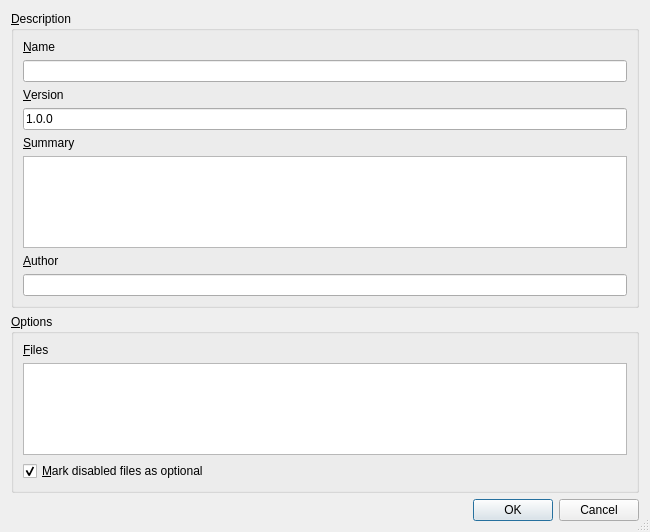
The window that launcher/ui/dialogs/ExportPackDialog.ui (FreesmTeam/FreesmLauncher) describes before a commit, drawn with Qt 5.
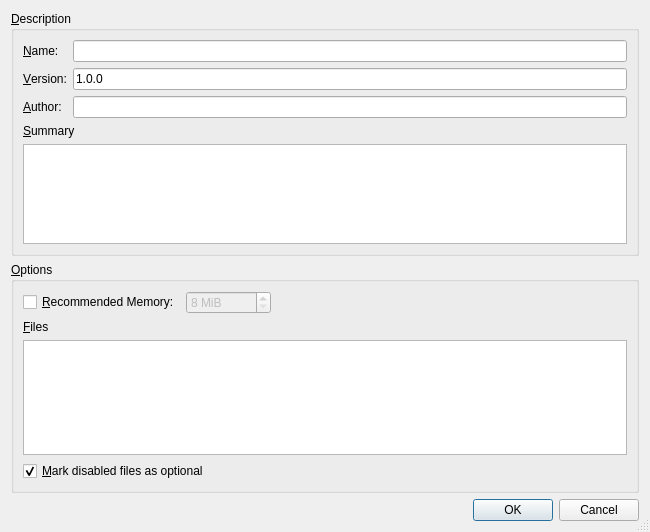
The same window after the commit.

Commit message: Tweak pack export UI – add recommended RAM

Diff of the .ui file:
```diff
--- a/launcher/ui/dialogs/ExportPackDialog.ui
+++ b/launcher/ui/dialogs/ExportPackDialog.ui
@@ -19,37 +19,57 @@
      <property name="title">
       <string>&amp;Description</string>
      </property>
-     <layout class="QVBoxLayout" name="verticalLayout_3">
+     <layout class="QVBoxLayout" name="verticalLayout">
       <item>
+       <layout class="QFormLayout" name="formLayout">
+        <property name="labelAlignment">
+         <set>Qt::AlignLeading|Qt::AlignLeft|Qt::AlignVCenter</set>
+        </property>
+        <item row="0" column="0">
        <widget class="QLabel" name="nameLabel">
         <property name="text">
-         <string>&amp;Name</string>
+           <string>&amp;Name:</string>
         </property>
         <property name="buddy">
          <cstring>name</cstring>
         </property>
        </widget>
       </item>
-      <item>
+        <item row="0" column="1">
        <widget class="QLineEdit" name="name"/>
       </item>
-      <item>
+        <item row="1" column="0">
        <widget class="QLabel" name="versionLabel">
         <property name="text">
-         <string>&amp;Version</string>
+           <string>&amp;Version:</string>
         </property>
         <property name="buddy">
          <cstring>version</cstring>
         </property>
        </widget>
       </item>
-      <item>
+        <item row="1" column="1">
        <widget class="QLineEdit" name="version">
         <property name="text">
          <string>1.0.0</string>
         </property>
        </widget>
       </item>
+        <item row="2" column="0">
+         <widget class="QLabel" name="authorLabel">
+          <property name="text">
+           <string>&amp;Author:</string>
+          </property>
+          <property name="buddy">
+           <cstring>author</cstring>
+          </property>
+         </widget>
+        </item>
+        <item row="2" column="1">
+         <widget class="QLineEdit" name="author"/>
+        </item>
+       </layout>
+      </item>
       <item>
        <widget class="QLabel" name="summaryLabel">
         <property name="text">
@@ -62,24 +82,29 @@
       </item>
       <item>
        <widget class="QPlainTextEdit" name="summary">
+        <property name="sizePolicy">
+         <sizepolicy hsizetype="Expanding" vsizetype="Fixed">
+          <horstretch>0</horstretch>
+          <verstretch>0</verstretch>
+         </sizepolicy>
+        </property>
+        <property name="minimumSize">
+         <size>
+          <width>0</width>
+          <height>100</height>
+         </size>
+        </property>
+        <property name="maximumSize">
+         <size>
+          <width>16777215</width>
+          <height>100</height>
+         </size>
+        </property>
         <property name="tabChangesFocus">
          <bool>true</bool>
         </property>
        </widget>
       </item>
-      <item>
-       <widget class="QLabel" name="authorLabel">
-        <property name="text">
-         <string>&amp;Author</string>
-        </property>
-        <property name="buddy">
-         <cstring>author</cstring>
-        </property>
-       </widget>
-      </item>
-      <item>
-       <widget class="QLineEdit" name="author"/>
-      </item>
      </layout>
     </widget>
    </item>
@@ -88,7 +113,70 @@
      <property name="title">
       <string>&amp;Options</string>
      </property>
-     <layout class="QVBoxLayout" name="verticalLayout">
+     <layout class="QVBoxLayout" name="verticalLayout_3">
+      <item>
+       <widget class="QWidget" name="recommendedMemoryWidget" native="true">
+        <layout class="QHBoxLayout" name="horizontalLayout">
+         <property name="leftMargin">
+          <number>0</number>
+         </property>
+         <property name="topMargin">
+          <number>0</number>
+         </property>
+         <property name="rightMargin">
+          <number>0</number>
+         </property>
+         <property name="bottomMargin">
+          <number>0</number>
+         </property>
+         <item>
+          <widget class="QCheckBox" name="recommendedMemoryCheckBox">
+           <property name="text">
+            <string>&amp;Recommended Memory:</string>
+           </property>
+          </widget>
+         </item>
+         <item>
+          <widget class="QSpinBox" name="recommendedMemory">
+           <property name="enabled">
+            <bool>false</bool>
+           </property>
+           <property name="sizePolicy">
+            <sizepolicy hsizetype="Maximum" vsizetype="Fixed">
+             <horstretch>0</horstretch>
+             <verstretch>0</verstretch>
+            </sizepolicy>
+           </property>
+           <property name="suffix">
+            <string> MiB</string>
+           </property>
+           <property name="minimum">
+            <number>8</number>
+           </property>
+           <property name="maximum">
+            <number>32768</number>
+           </property>
+           <property name="singleStep">
+            <number>128</number>
+           </property>
+          </widget>
+         </item>
+         <item>
+          <spacer name="horizontalSpacer">
+           <property name="orientation">
+            <enum>Qt::Horizontal</enum>
+           </property>
+           <property name="sizeHint" stdset="0">
+            <size>
+             <width>40</width>
+             <height>20</height>
+            </size>
+           </property>
+          </spacer>
+         </item>
+        </layout>
+       </widget>
+      </item>
       <item>
        <widget class="QLabel" name="filesLabel">
         <property name="text">
```
Left out of the diff: 4 changed lines with no effect on the pictures. Lines whose indentation alone changed are shown as unchanged.
